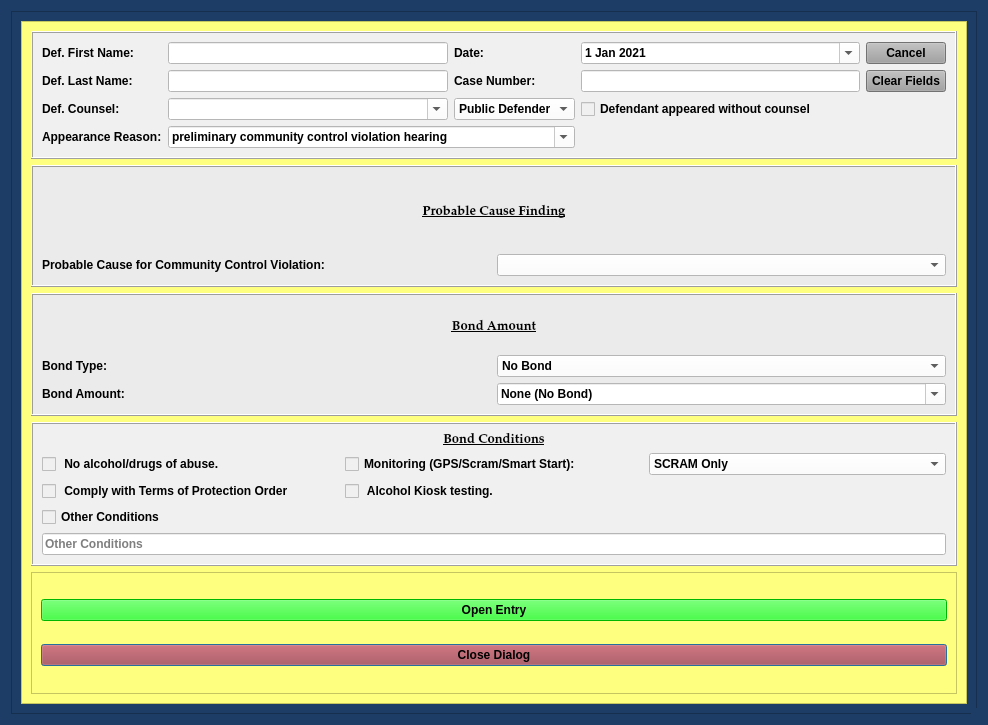
The window that package/views/ui/ProbationViolationBondDialog.ui (HunterProgram22/MuniEntry) describes before a commit, drawn with Qt 5.
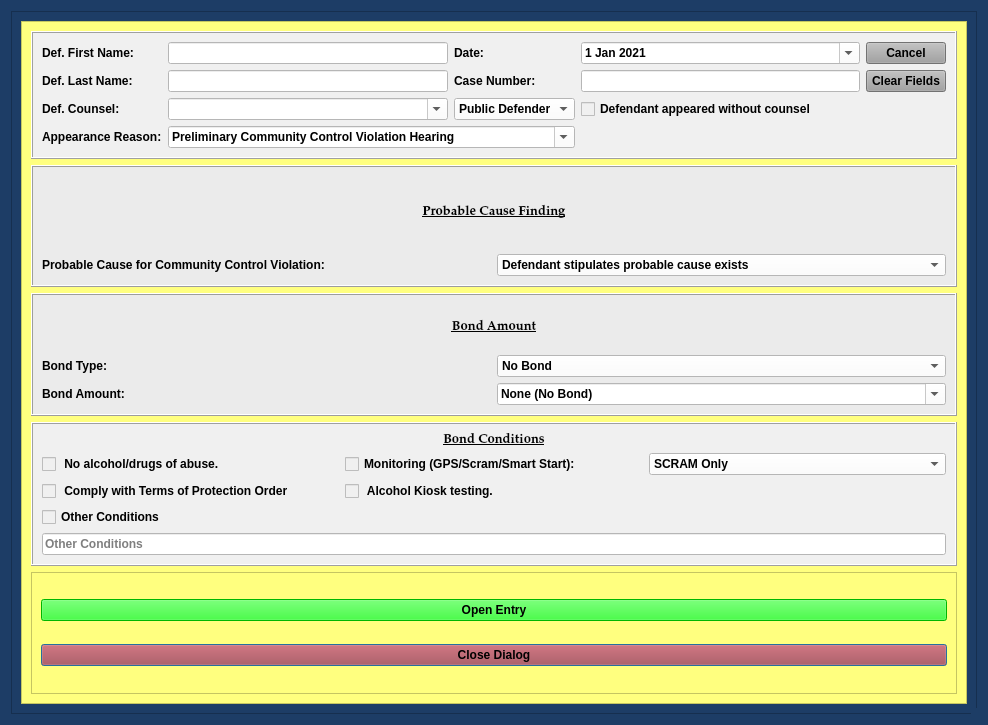
The same window after the commit.

Commit message: Updated probation violation template and UI per Judge H..

What changed in the file:
```diff
--- a/package/views/ui/ProbationViolationBondDialog.ui
+++ b/package/views/ui/ProbationViolationBondDialog.ui
@@ -345,7 +345,7 @@
                </property>
                <item>
                 <property name="text">
-                 <string>preliminary community control violation hearing</string>
+                 <string>Preliminary Community Control Violation Hearing</string>
                 </property>
                </item>
                <item>
@@ -712,7 +712,7 @@
                </property>
                <item>
                 <property name="text">
-                 <string/>
+                 <string>Defendant stipulates probable cause exists</string>
                 </property>
                </item>
                <item>
```
Left out of the diff: 5 changed lines with no effect on the pictures. The commit also changes 5 other files.
